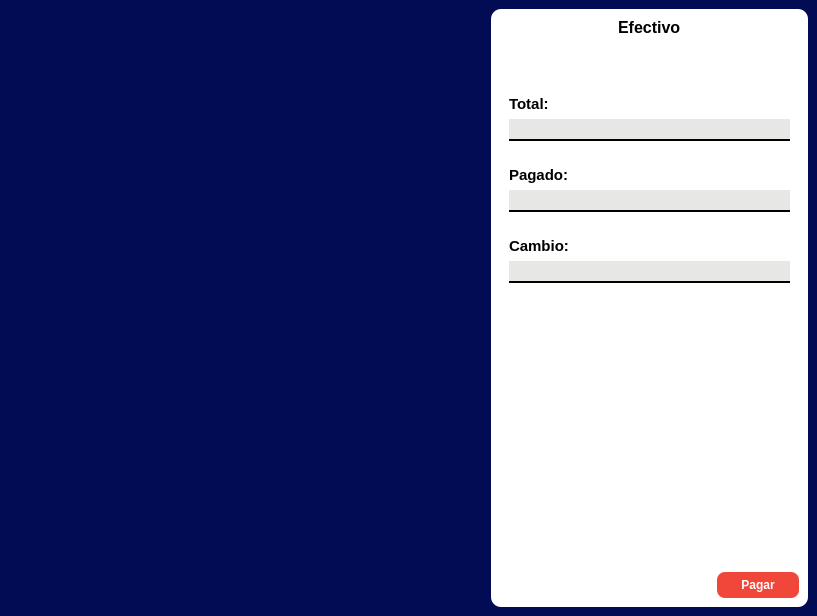
Old version of the form RawInterfaces/Pagar.ui in the repository Ventthos/PollosExpress.
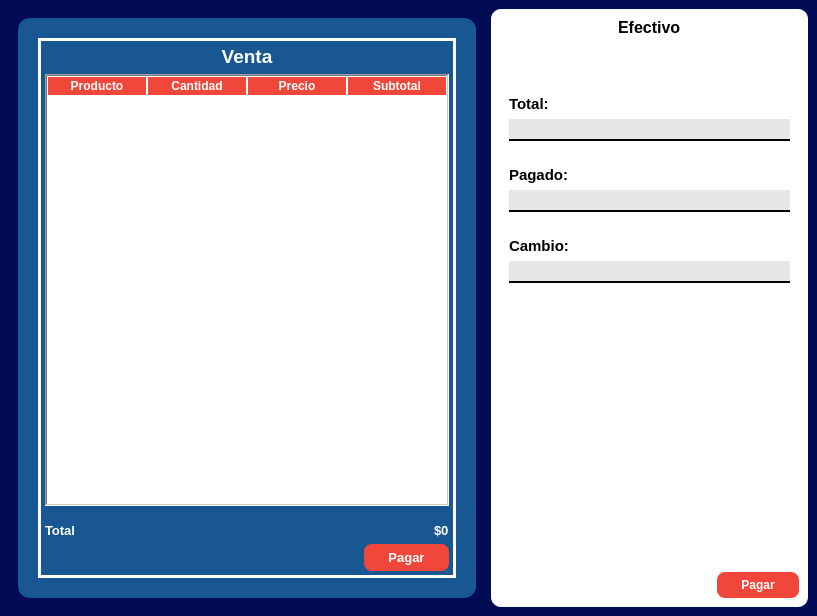
New version of the form.

Commit message:
Ya funciona copiar la tabla de ventas
wachin

```diff
--- a/RawInterfaces/Pagar.ui
+++ b/RawInterfaces/Pagar.ui
@@ -39,19 +39,213 @@
      <layout class="QHBoxLayout" name="horizontalLayout" stretch="3,2">
       <item>
        <widget class="QWidget" name="widgetParaTabla" native="true">
-        <layout class="QVBoxLayout" name="verticalLayout_2">
-         <property name="leftMargin">
-          <number>0</number>
-         </property>
-         <property name="topMargin">
-          <number>0</number>
-         </property>
-         <property name="rightMargin">
-          <number>0</number>
-         </property>
-         <property name="bottomMargin">
-          <number>0</number>
-         </property>
+        <layout class="QVBoxLayout" name="verticalLayout_7">
+         <item>
+          <widget class="QWidget" name="WidgetVentaTabla" native="true">
+           <property name="styleSheet">
+            <string notr="true">#WidgetVentaTabla {
+	background-color: #185791;
+	border-radius: 12px;
+}</string>
+           </property>
+           <layout class="QVBoxLayout" name="LayoutVenta" stretch="0">
+            <property name="spacing">
+             <number>20</number>
+            </property>
+            <property name="sizeConstraint">
+             <enum>QLayout::SetDefaultConstraint</enum>
+            </property>
+            <property name="leftMargin">
+             <number>20</number>
+            </property>
+            <property name="topMargin">
+             <number>20</number>
+            </property>
+            <property name="rightMargin">
+             <number>20</number>
+            </property>
+            <property name="bottomMargin">
+             <number>20</number>
+            </property>
+            <item>
+             <widget class="QWidget" name="WidgetInteriorVentaTabla" native="true">
+              <property name="styleSheet">
+               <string notr="true">#WidgetInteriorVentaTabla{
+	border: 3px solid white;
+}</string>
+              </property>
+              <layout class="QVBoxLayout" name="verticalLayout_2">
+               <property name="leftMargin">
+                <number>7</number>
+               </property>
+               <property name="topMargin">
+                <number>7</number>
+               </property>
+               <property name="rightMargin">
+                <number>7</number>
+               </property>
+               <property name="bottomMargin">
+                <number>7</number>
+               </property>
+               <item>
+                <widget class="QLabel" name="Venta">
+                 <property name="font">
+                  <font>
+                   <pointsize>14</pointsize>
+                   <weight>75</weight>
+                   <bold>true</bold>
+                  </font>
+                 </property>
+                 <property name="styleSheet">
+                  <string notr="true">#Venta{
+	color: white;
+	font-weight: bold;
+}</string>
+                 </property>
+                 <property name="text">
+                  <string>Venta</string>
+                 </property>
+                 <property name="scaledContents">
+                  <bool>false</bool>
+                 </property>
+                 <property name="alignment">
+                  <set>Qt::AlignCenter</set>
+                 </property>
+                </widget>
+               </item>
+               <item>
+                <widget class="QTableWidget" name="TablaVenta">
+                 <property name="styleSheet">
+                  <string notr="true">QHeaderView::section {
+	background-color: #f1473a;
+	color: white;
+	font-weight: bold;
+	border: 1px solid white;
+}</string>
+                 </property>
+                 <property name="frameShape">
+                  <enum>QFrame::WinPanel</enum>
+                 </property>
+                 <property name="frameShadow">
+                  <enum>QFrame::Sunken</enum>
+                 </property>
+                 <property name="lineWidth">
+                  <number>1</number>
+                 </property>
+                 <property name="midLineWidth">
+                  <number>1</number>
+                 </property>
+                 <property name="columnCount">
+                  <number>4</number>
+                 </property>
+                 <column>
+                  <property name="text">
+                   <string>Producto</string>
+                  </property>
+                 </column>
+                 <column>
+                  <property name="text">
+                   <string>Cantidad</string>
+                  </property>
+                 </column>
+                 <column>
+                  <property name="text">
+                   <string>Precio</string>
+                  </property>
+                 </column>
+                 <column>
+                  <property name="text">
+                   <string>Subtotal</string>
+                  </property>
+                 </column>
+                </widget>
+               </item>
+               <item>
+                <widget class="QWidget" name="widgetTotal" native="true">
+                 <property name="styleSheet">
+                  <string notr="true">#widgetTotal QLabel{
+	color: white;
+	font-weight: bold;
+}</string>
+                 </property>
+                 <layout class="QHBoxLayout" name="horizontalLayout_2">
+                  <property name="leftMargin">
+                   <number>0</number>
+                  </property>
+                  <property name="topMargin">
+                   <number>11</number>
+                  </property>
+                  <property name="rightMargin">
+                   <number>0</number>
+                  </property>
+                  <property name="bottomMargin">
+                   <number>0</number>
+                  </property>
+                  <item>
+                   <widget class="QLabel" name="labelPrecioTotal">
+                    <property name="font">
+                     <font>
+                      <pointsize>10</pointsize>
+                      <weight>75</weight>
+                      <bold>true</bold>
+                     </font>
+                    </property>
+                    <property name="text">
+                     <string>Total</string>
+                    </property>
+                   </widget>
+                  </item>
+                  <item alignment="Qt::AlignRight">
+                   <widget class="QLabel" name="LabelPrecioTotalDecimal">
+                    <property name="font">
+                     <font>
+                      <pointsize>10</pointsize>
+                      <weight>75</weight>
+                      <bold>true</bold>
+                     </font>
+                    </property>
+                    <property name="text">
+                     <string>$0</string>
+                    </property>
+                   </widget>
+                  </item>
+                 </layout>
+                </widget>
+               </item>
+               <item alignment="Qt::AlignRight">
+                <widget class="QPushButton" name="pushButton">
+                 <property name="font">
+                  <font>
+                   <pointsize>10</pointsize>
+                   <weight>75</weight>
+                   <bold>true</bold>
+                  </font>
+                 </property>
+                 <property name="styleSheet">
+                  <string notr="true">#pushButton{
+	color: white;
+	background-color: #f1473a;
+	border: none;
+	padding: 6px 24px;
+	border-radius: 8px;	
+	font-weight: bold;
+}
+
+#pushButton:Hover{
+	background-color: #C73A30;
+}</string>
+                 </property>
+                 <property name="text">
+                  <string>Pagar</string>
+                 </property>
+                </widget>
+               </item>
+              </layout>
+             </widget>
+            </item>
+           </layout>
+          </widget>
+         </item>
         </layout>
        </widget>
       </item>
```
The commit also changes 7 other files.
